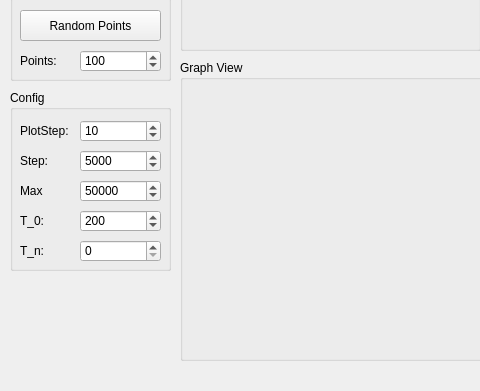
h3nnn4n/tsp_simmulated_annealing.py, file mainWindow.ui: the form before one commit; both pictures show x 0 to 480 and y 209 to 600 of the 800 by 600 pixel window.
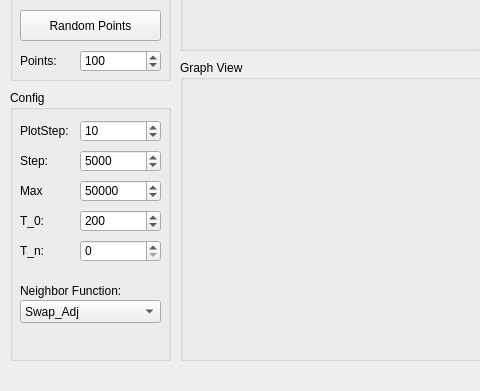
The form after the commit.

Commit message: Can change neighbor functions

```diff
--- a/mainWindow.ui
+++ b/mainWindow.ui
@@ -167,7 +167,7 @@
       <x>10</x>
       <y>280</y>
       <width>161</width>
-      <height>181</height>
+      <height>271</height>
      </rect>
     </property>
     <property name="title">
@@ -318,6 +318,44 @@
       <string>Max</string>
      </property>
     </widget>
+    <widget class="QComboBox" name="swap_box">
+     <property name="geometry">
+      <rect>
+       <x>10</x>
+       <y>210</y>
+       <width>141</width>
+       <height>23</height>
+      </rect>
+     </property>
+     <item>
+      <property name="text">
+       <string>Swap_Adj</string>
+      </property>
+     </item>
+     <item>
+      <property name="text">
+       <string>Swap_2</string>
+      </property>
+     </item>
+     <item>
+      <property name="text">
+       <string>Move</string>
+      </property>
+     </item>
+    </widget>
+    <widget class="QLabel" name="label_7">
+     <property name="geometry">
+      <rect>
+       <x>10</x>
+       <y>190</y>
+       <width>141</width>
+       <height>21</height>
+      </rect>
+     </property>
+     <property name="text">
+      <string>Neighbor Function:</string>
+     </property>
+    </widget>
    </widget>
    <widget class="QGroupBox" name="groupBox_6">
     <property name="geometry">
```
The commit also changes 3 other files.
